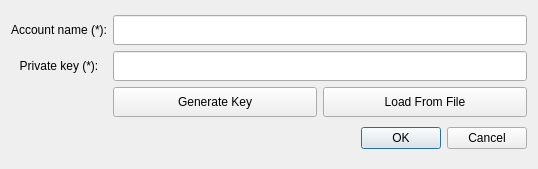
Above: UserApp/PrivKeyDialog.ui from proximax-storage/cpp-xpx-storage-user-app before the change. Below: the same form after it.
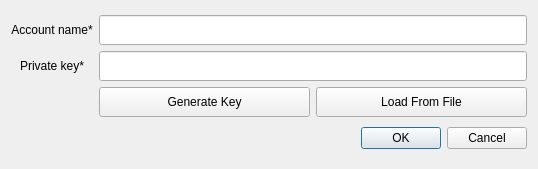
That is the form after the change.

What changed in the file:
```diff
--- a/UserApp/PrivKeyDialog.ui
+++ b/UserApp/PrivKeyDialog.ui
@@ -19,7 +19,7 @@
      <item row="1" column="0">
       <widget class="QLabel" name="label">
        <property name="text">
-        <string>Private key (*):</string>
+        <string>Private key*</string>
        </property>
        <property name="alignment">
         <set>Qt::AlignCenter</set>
@@ -45,7 +45,7 @@
      <item row="0" column="0">
       <widget class="QLabel" name="label_2">
        <property name="text">
-        <string>Account name (*):</string>
+        <string>Account name*</string>
        </property>
        <property name="alignment">
         <set>Qt::AlignCenter</set>
```
